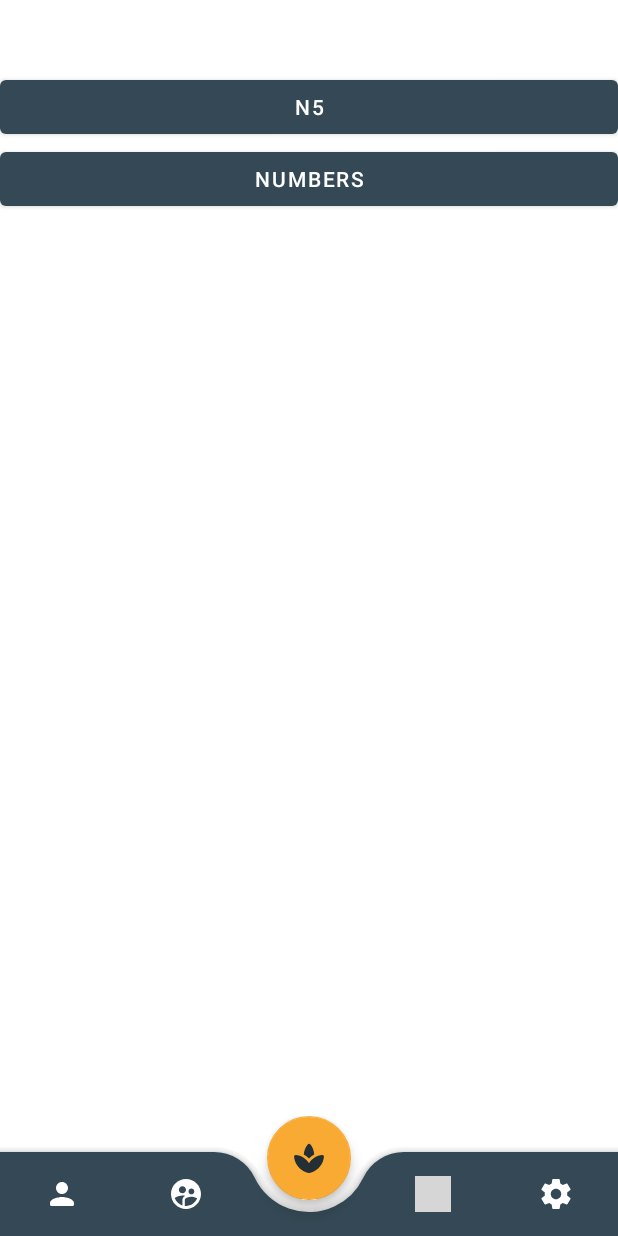
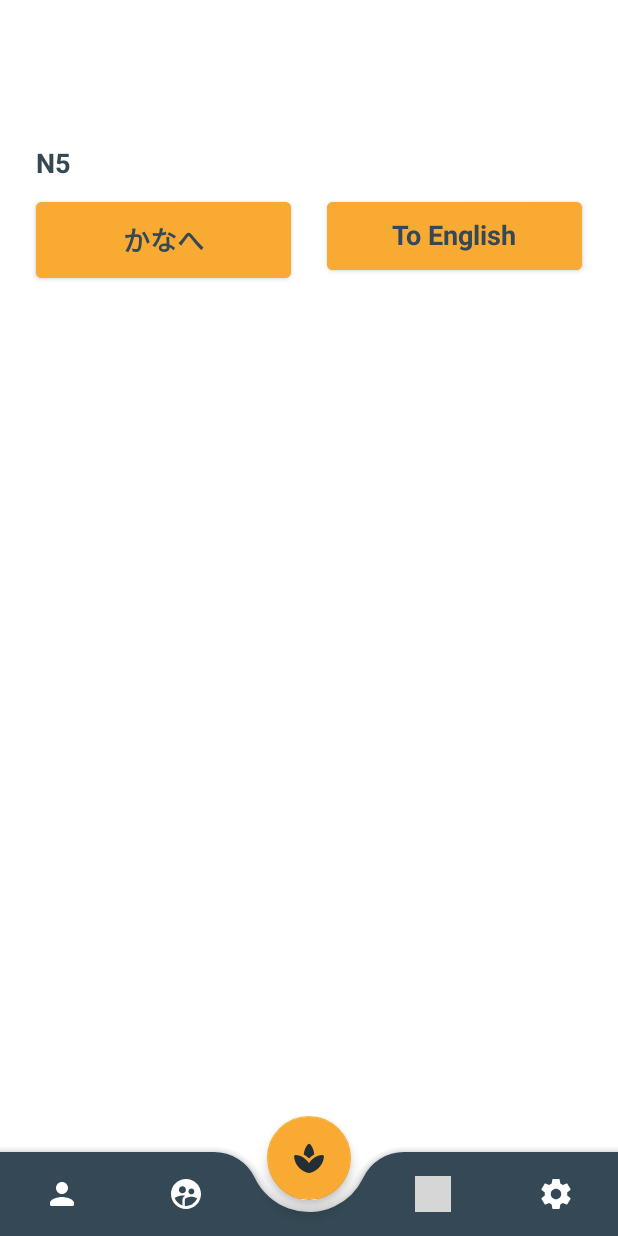
Before and after one commit to LexuLexu/Kanji_Quiz, an Android app: the LevelChoiceActivity screen opened directly, with no data from a screen before it, on a phone screen of 412 x 824 dp. Run offline under Robolectric (Android 15) with nearby library versions, the phone set to English and light mode, and no system bars; grey boxes are pictures that could not be loaded.

Commit message:
Level choice UI updated, N5 kanji mismatch fixed

```diff
--- a/app/src/main/java/com/example/quiztest1/LevelChoiceActivity.java
+++ b/app/src/main/java/com/example/quiztest1/LevelChoiceActivity.java
@@ -56,13 +56,6 @@ public class LevelChoiceActivity extends AppCompatActivity {
         });
     }
 
-    public void go_to_questions (View v) {
-
-        //Intent levelChoiceIntent = new Intent(LevelChoiceActivity.this, LevelChoiceActivity.class);
-        //startActivity(levelChoiceIntent);
-
-    }
-
     public void go_to_quiz (View v) {
 
         startActivity(new Intent (getApplicationContext(), EndlessActivity.class));
--- a/app/src/main/res/layout/activity_level_choice.xml
+++ b/app/src/main/res/layout/activity_level_choice.xml
@@ -46,7 +46,6 @@
             android:id="@+id/fab"
             android:layout_width="wrap_content"
             android:layout_height="wrap_content"
-            android:onClick="go_to_questions"
             app:backgroundTint="@color/colorAccent"
             app:layout_anchor="@+id/BottomNavBar"
             app:layout_anchorGravity="top|center"
@@ -55,35 +54,54 @@
 
     </androidx.coordinatorlayout.widget.CoordinatorLayout>
 
-    <ScrollView
-        android:id="@+id/scrollView"
-        android:layout_width="match_parent"
-        android:layout_height="649dp"
-        app:layout_constraintBottom_toTopOf="@+id/BottomNavBarLayout"
-        app:layout_constraintEnd_toEndOf="parent"
-        app:layout_constraintHorizontal_bias="0.5"
+    <TextView
+        android:id="@+id/n5_view"
+        android:layout_width="wrap_content"
+        android:layout_height="wrap_content"
+        android:layout_marginStart="24dp"
+        android:layout_marginTop="96dp"
+        android:text="N5"
+        android:textColor="@color/colorPrimary"
+        android:textSize="18sp"
+        android:textStyle="bold"
         app:layout_constraintStart_toStartOf="parent"
-        app:layout_constraintTop_toTopOf="parent">
-
-        <LinearLayout
-            android:layout_width="match_parent"
-            android:layout_height="wrap_content"
-            android:orientation="vertical" >
+        app:layout_constraintTop_toTopOf="parent" />
 
     <Button
-                android:id="@+id/n5Button"
-                android:layout_width="match_parent"
+        android:id="@+id/n5_kanji_kana"
+        android:layout_width="170dp"
         android:layout_height="wrap_content"
-                android:onClick="go_to_quiz"
-                android:text="N5" />
+        android:layout_marginStart="24dp"
+        android:layout_marginTop="8dp"
+        android:backgroundTint="@color/colorAccent"
+        android:includeFontPadding="false"
+        android:padding="12dp"
+        android:text="かなへ"
+        android:textAppearance="@style/TextAppearance.AppCompat.Medium"
+        android:textColor="@color/colorPrimary"
+        android:textSize="18sp"
+        android:textStyle="bold"
+        app:iconPadding="8dp"
+        app:layout_constraintStart_toStartOf="parent"
+        app:layout_constraintTop_toBottomOf="@+id/n5_view" />
 
     <Button
-                android:id="@+id/numbersButton"
-                android:layout_width="match_parent"
+        android:id="@+id/n5_kanji_english"
+        android:layout_width="170dp"
         android:layout_height="wrap_content"
+        android:layout_marginTop="8dp"
+        android:layout_marginEnd="24dp"
+        android:backgroundTint="@color/colorAccent"
+        android:includeFontPadding="false"
         android:onClick="go_to_quiz"
-                android:text="Numbers" />
-        </LinearLayout>
-    </ScrollView>
+        android:padding="12dp"
+        android:text="To English"
+        android:textAppearance="@style/TextAppearance.AppCompat.Medium"
+        android:textColor="@color/colorPrimary"
+        android:textSize="18sp"
+        android:textStyle="bold"
+        app:iconPadding="8dp"
+        app:layout_constraintEnd_toEndOf="parent"
+        app:layout_constraintTop_toBottomOf="@+id/n5_view" />
 
 </androidx.constraintlayout.widget.ConstraintLayout>
```
Lines whose indentation alone changed are shown as unchanged.
